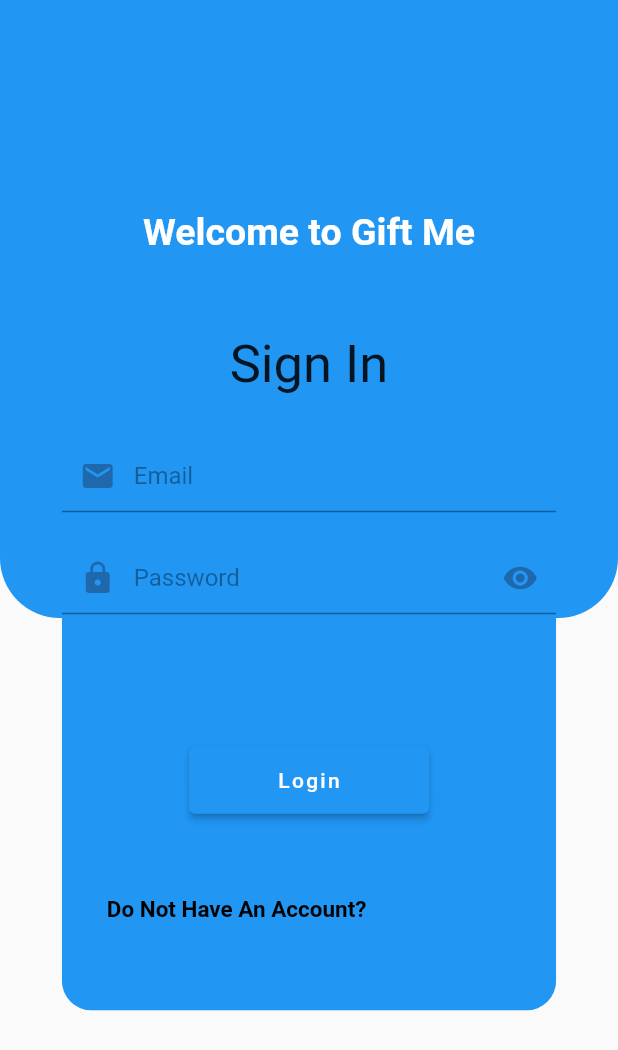
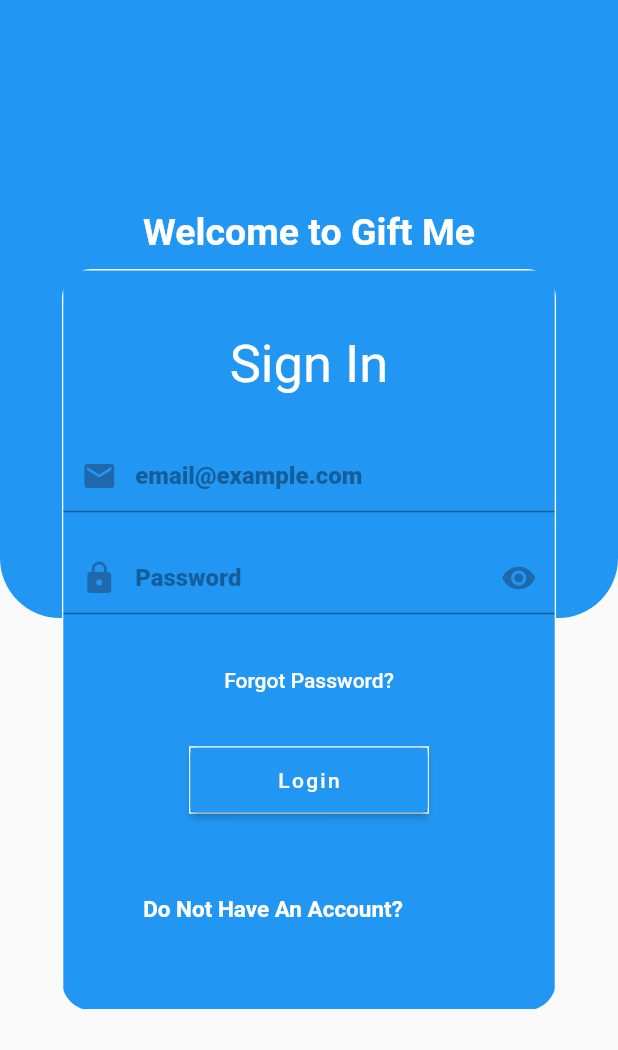
Before and after one commit to Kongisa/gift_me_application, a Flutter app: the screen it shows after launch, on a phone screen of 412 x 824 dp. Shown: the top 1050 px of the screen. Run offline on Flutter 3.47's test engine with Material 2 defaults, Android fonts, the phone set to English and light mode, and no system bars; our stand-ins replace firebase_auth, firebase_core, fluttertoast; accounts and stored records are empty.

Commit message:
Made some changes to the login UI

```diff
--- a/lib/pages/login.dart
+++ b/lib/pages/login.dart
@@ -74,9 +74,13 @@ class _LoginState extends State<Login> {
         //border: InputBorder.none,
         contentPadding: EdgeInsets.only(top: 14),
         prefixIcon: Icon(Icons.email, color: Color(0xFF1F68AC)),
-          hintText: "Email",
+        hintText: "email@example.com",
         //Importing the black hintStyle color
-          hintStyle: TextStyle(color: AppColors.hintStyleColour)),
+        hintStyle: TextStyle(
+          color: AppColors.hintStyleColour,
+          fontWeight: FontWeight.w800,
+        ),
+      ),
     );
 
     final passwordField = TextFormField(
@@ -106,7 +110,10 @@ class _LoginState extends State<Login> {
             onTap: _togglePasswordView,
             child: Icon(Icons.visibility, color: Color(0xFF1F68AC))),
         hintText: "Password",
-        hintStyle: TextStyle(color: AppColors.hintStyleColour),
+        hintStyle: TextStyle(
+          color: AppColors.hintStyleColour,
+          fontWeight: FontWeight.w800,
+        ),
       ),
     );
     return Row(
@@ -122,7 +129,10 @@ class _LoginState extends State<Login> {
             decoration: BoxDecoration(
                 //this BoxDecoration imports the white color
                 color: AppColors.boxDecorationWhite,
+                border: Border.all(
+                  color: Colors.white,
                 ),
+                borderRadius: BorderRadius.circular(5.0)),
             child: Column(
               mainAxisAlignment: MainAxisAlignment.center,
               crossAxisAlignment: CrossAxisAlignment.center,
@@ -133,6 +143,8 @@ class _LoginState extends State<Login> {
                     Text("Sign In",
                         style: TextStyle(
                           fontSize: 35,
+                          //importing the white text color
+                          color: AppColors.whiteTextColor,
                         ))
                   ],
                 ),
@@ -159,12 +171,19 @@ class _LoginState extends State<Login> {
 
   Widget _buildForgetPasswordButton() {
     return Row(
-      mainAxisAlignment: MainAxisAlignment.start,
+      mainAxisAlignment: MainAxisAlignment.center,
       crossAxisAlignment: CrossAxisAlignment.start,
       children: [
         TextButton(
           onPressed: () {},
-          child: Text('Forgot Password?'),
+          child: Text(
+            'Forgot Password?',
+            style: TextStyle(
+              //importing the white text color
+              color: AppColors.whiteTextColor,
+              fontSize: 14,
+            ),
+          ),
         ),
       ],
     );
@@ -175,6 +194,12 @@ class _LoginState extends State<Login> {
       mainAxisAlignment: MainAxisAlignment.center,
       children: [
         Container(
+            decoration: BoxDecoration(
+              border: Border.all(
+                color: Colors.white,
+              ),
+              borderRadius: BorderRadius.circular(0.05),
+            ),
             height: 45,
             width: 160,
             margin: EdgeInsets.only(bottom: 20),
@@ -196,11 +221,12 @@ class _LoginState extends State<Login> {
 
   Widget _buildSignInButton2() {
     return Row(
+      mainAxisAlignment: MainAxisAlignment.center,
       children: [
         Text('Do Not Have An Account?',
             style: TextStyle(
-                //importing the black text color
-                color: AppColors.blackTextColor,
+                //importing the white text color
+                color: AppColors.whiteTextColor,
                 fontSize: 15,
                 fontWeight: FontWeight.bold)),
         TextButton(
```
Lines whose indentation alone changed are shown as unchanged.
